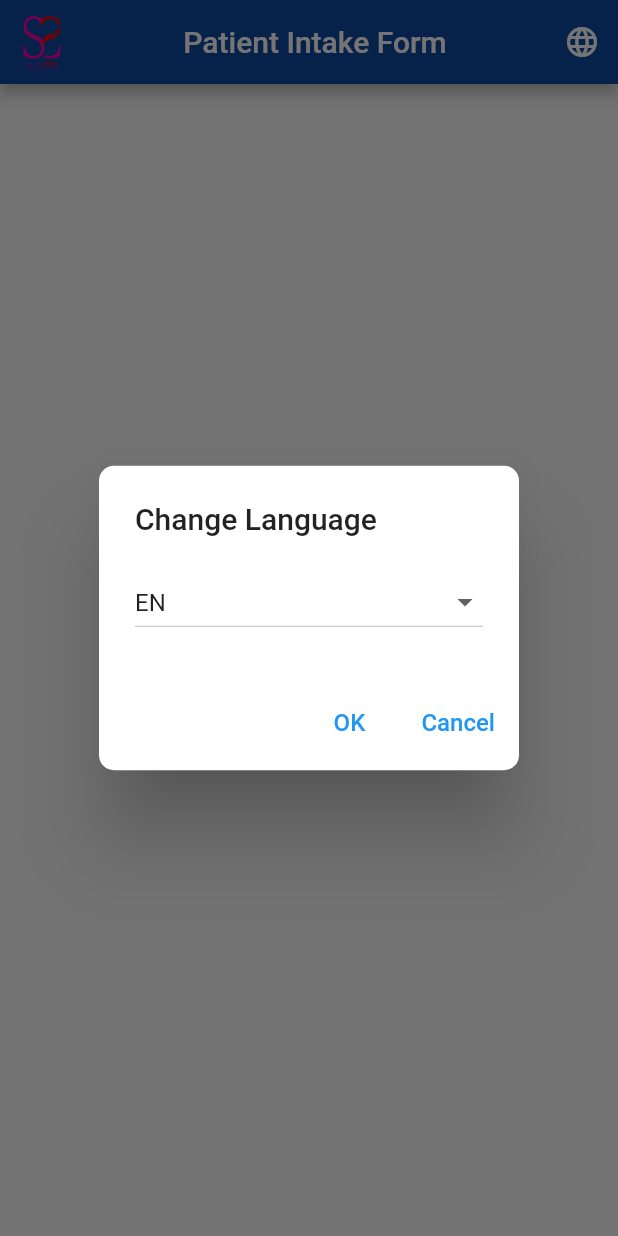
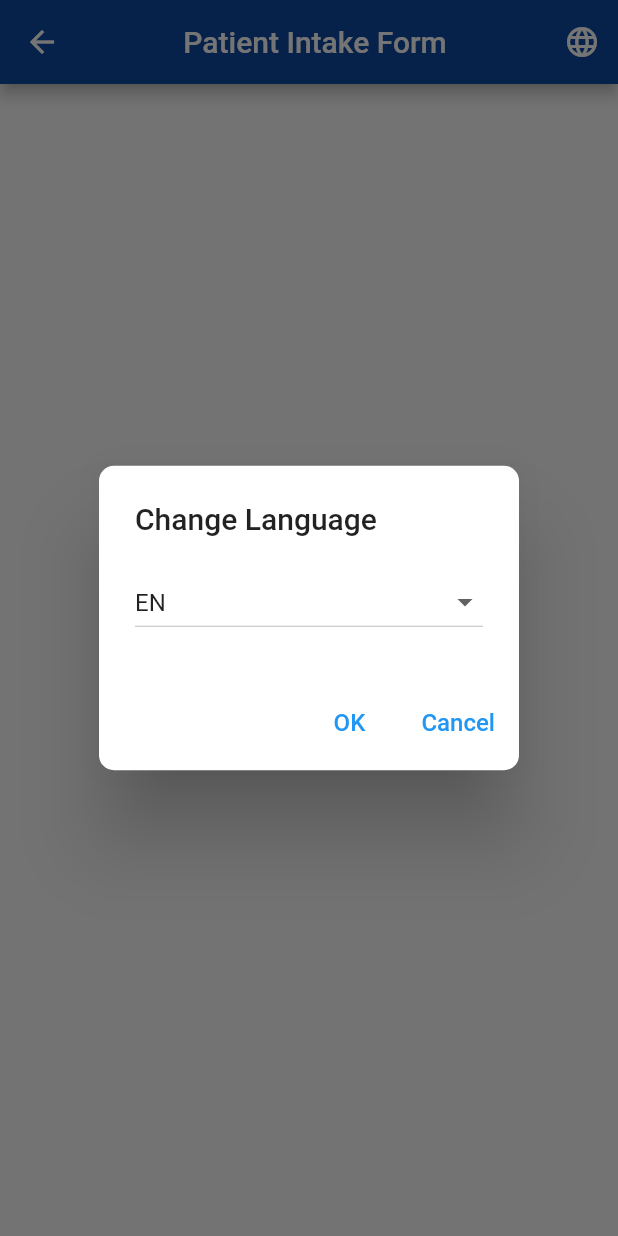
Before and after one commit to AniketW123/SaloniHeartFoundation, a Flutter app: the PatientIntakeForm screen opened directly, after a tap on the "language" icon, on a phone screen of 412 x 824 dp. Run offline on Flutter 3.47's test engine with Material 2 defaults, Android fonts, the phone set to English and light mode, and no system bars; our stand-ins replace shared_preferences, webview_flutter; accounts and stored records are empty.

```diff
--- a/lib/pages/patient_intake_form_page.dart
+++ b/lib/pages/patient_intake_form.dart
@@ -15,11 +15,7 @@ class _PatientIntakeFormState extends State<PatientIntakeForm> {
     return Scaffold(
       appBar: AppBar(
         backgroundColor: Colors.blue.shade900,
-        leading: Padding(
-          padding: const EdgeInsets.all(5),
-          child: Image.asset('assets/images/SaloniHeartFoundationLogo.png'),
-        ),
-        title: Center(child: Text('Patient Intake Form')),
+        title: const Center(child: Text('Patient Intake Form')),
         actions: [
           IconButton(
               onPressed: () {
--- /dev/null
+++ b/lib/pages/sample_form.dart
@@ -0,0 +1 @@
+import 'package:flutter/material.dart';
```
Also changed, not shown: 2 other files.
